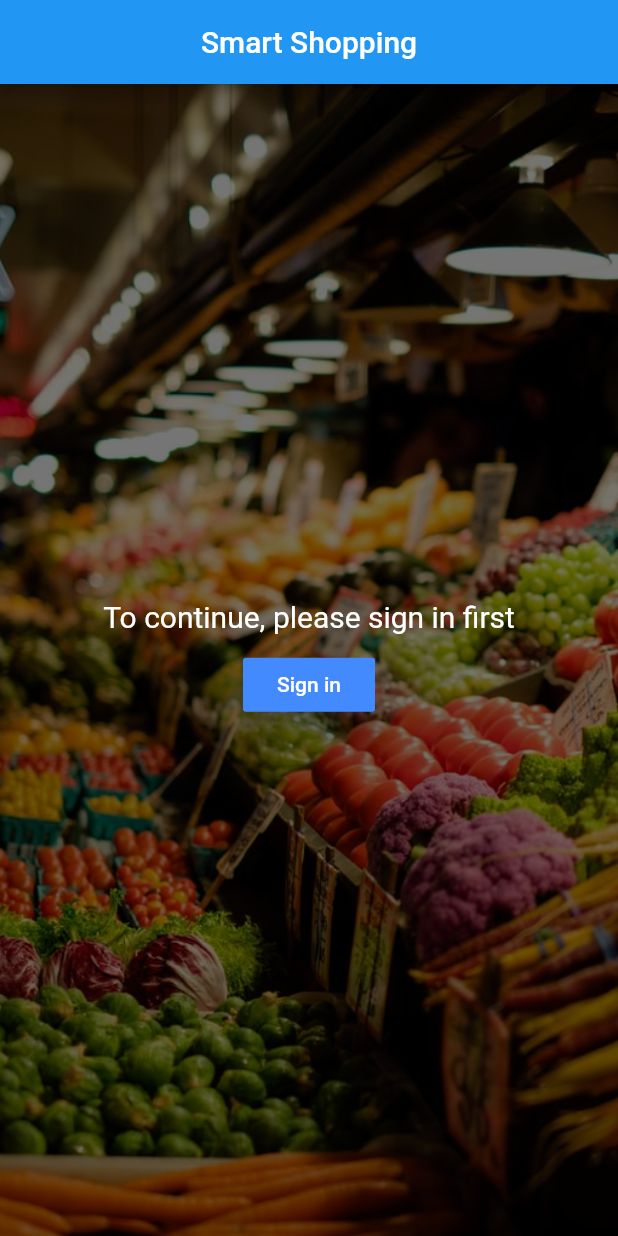
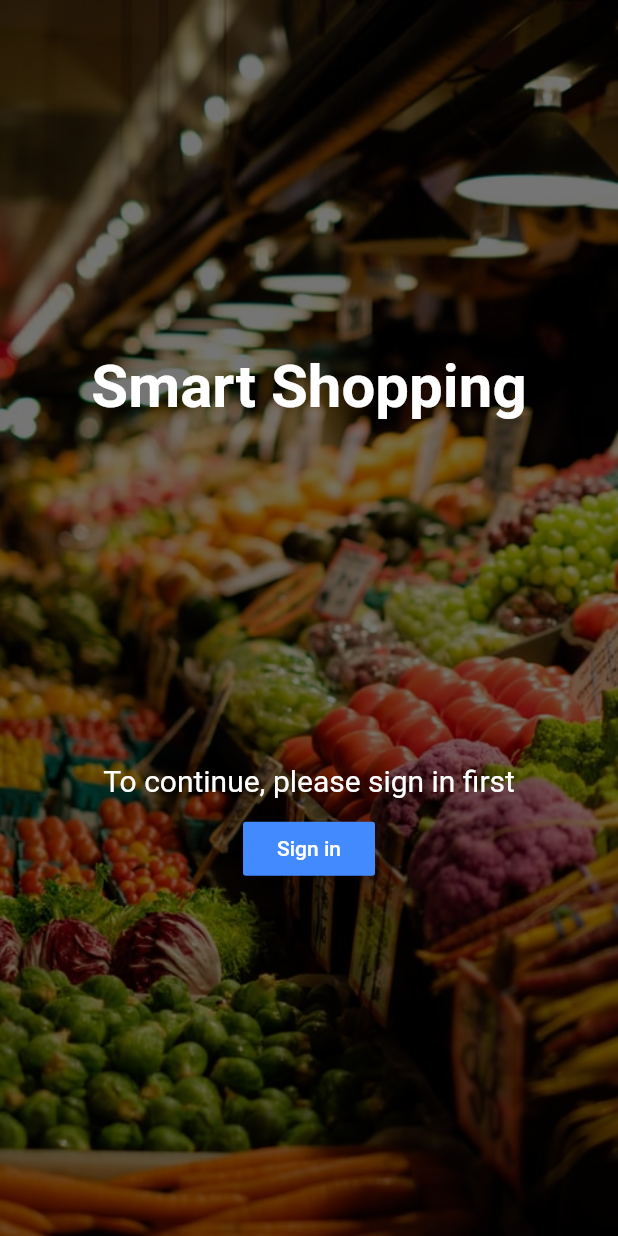
Before and after one commit to marvin89/smart_shopping, a Flutter app: the screen it shows after launch, on a phone screen of 412 x 824 dp. Run offline on Flutter 3.47's test engine with Material 2 defaults, Android fonts, the phone set to English and light mode, and no system bars; our stand-ins replace fluro, flutter_mobx, mobx; generated files the repository leaves out were written again; statements that could not run were skipped.

Commit message:
refactor: shopping item amount

```diff
--- a/lib/pages/welcome.dart
+++ b/lib/pages/welcome.dart
@@ -4,11 +4,6 @@ class Welcome extends StatelessWidget {
   @override
   Widget build(BuildContext context) {
     return Scaffold(
-      appBar: AppBar(
-        title: Center(
-          child: Text('Smart Shopping'),
-        ),
-      ),
       body: Container(
         decoration: BoxDecoration(
           image: DecorationImage(
@@ -21,6 +16,17 @@ class Welcome extends StatelessWidget {
           child: Column(
             mainAxisSize: MainAxisSize.min,
             children: <Widget>[
+              Container(
+                height: MediaQuery.of(context).size.height / 3,
+                child: Text(
+                  'Smart Shopping',
+                  style: TextStyle(
+                    color: Colors.white,
+                    fontSize: 40,
+                    fontWeight: FontWeight.bold,
+                  ),
+                ),
+              ),
               Container(
                 margin: EdgeInsets.only(bottom: 10),
                 child: Text(
--- a/lib/state/user.dart
+++ b/lib/state/user.dart
@@ -24,14 +24,14 @@ abstract class UserBase with Store {
     if (amount == 0) {
       shoppingList.removeAt(index);
     } else {
-      shoppingList[index].count = amount;
+      shoppingList[index].amount = amount;
     }
   }
 }
 
 class ShoppingItem {
   String name;
-  int count;
+  int amount;
 
-  ShoppingItem({this.name, this.count}) : super();
+  ShoppingItem({this.name, this.amount}) : super();
 }
```
Also changed, not shown: lib/pages/shopping_list.dart (+4 -4 lines).
